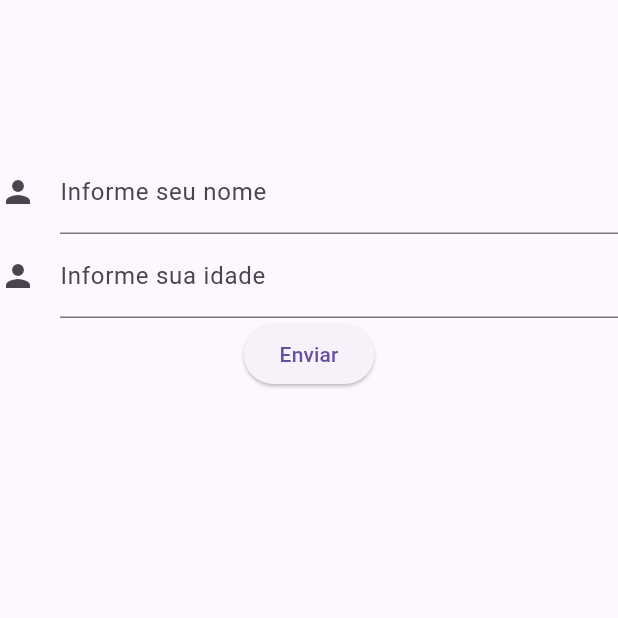
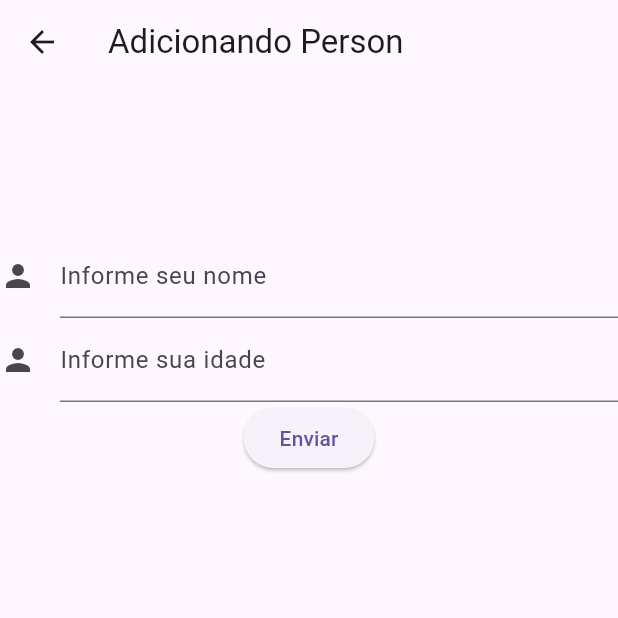
Before and after one commit to luizmagao/sqflite-example, a Flutter app: the screen it shows after launch, after a tap on "Execute", after a tap on "Add Form Person", on a phone screen of 412 x 824 dp, the top half of it. Run offline on Flutter 3.47's test engine with Material 3 defaults, Android fonts, the phone set to English and light mode, and no system bars; our stand-ins replace sqflite; accounts and stored records are empty.

Commit message:
WP: personalizando widget person

```diff
--- a/lib/models/person.dart
+++ b/lib/models/person.dart
@@ -3,7 +3,7 @@ class Person {
   String? name;
   int? age;
 
-  Person({this.id, this.name, this.age});
+  Person({this.id, required this.name, this.age});
 
   Person.fromJson(Map<String, dynamic> json) {
     id = json['id'];
--- a/lib/screens/add_screen.dart
+++ b/lib/screens/add_screen.dart
@@ -17,6 +17,7 @@ class _AddScreenState extends State<AddScreen> {
   @override
   Widget build(BuildContext context) {
     return Scaffold(
+      appBar: AppBar(title: Text('Adicionando Person')),
       body: Center(
         child: Column(
           children: [
--- a/lib/screens/home_screen.dart
+++ b/lib/screens/home_screen.dart
@@ -32,7 +32,7 @@ class _HomeScreenState extends State<HomeScreen> {
           Center(child: Text('Home Screen')),
           ElevatedButton(
             onPressed: () async {
-              Person person = Person(name: 'John Doe');
+              Person person = Person(name: 'Luiz');
               _database.insertPerson(person);
               print('Person added');
               await refreshGetAll();
--- a/lib/screens/ui/person_widget.dart
+++ b/lib/screens/ui/person_widget.dart
@@ -7,6 +7,16 @@ class PersonWidget extends StatelessWidget {
 
   @override
   Widget build(BuildContext context) {
-    return Card(child: Text(person.name.toString()));
+    // return Card(child: Text(person.name.toString()));
+    return ListTile(
+      title: Text(person.name.toString()),
+      subtitle: Text(person.age.toString()),
+      trailing: IconButton(
+        onPressed: () {
+          print('ir para tela de editar ${person.name.toString()}');
+        },
+        icon: Icon(Icons.edit, color: Colors.blueAccent),
+      ),
+    );
   }
 }
```
